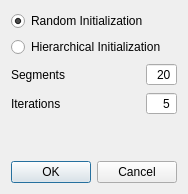
First picture: the form in Surface_mesh_approximation/demo/Surface_mesh_approximation/dialSettings.ui, repository rikba/cgal-public-dev, before the edit.
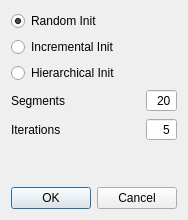
Second picture: the form after the edit.

Diff of the .ui file:
```diff
--- a/Surface_mesh_approximation/demo/Surface_mesh_approximation/dialSettings.ui
+++ b/Surface_mesh_approximation/demo/Surface_mesh_approximation/dialSettings.ui
@@ -20,17 +20,24 @@
    <item>
     <widget class="QRadioButton" name="InitRandom">
      <property name="text">
-      <string>Random Initialization</string>
+      <string>Random Init</string>
      </property>
      <property name="checked">
       <bool>true</bool>
      </property>
     </widget>
    </item>
+   <item>
+    <widget class="QRadioButton" name="InitIncremental">
+     <property name="text">
+      <string>Incremental Init</string>
+     </property>
+    </widget>
+   </item>
    <item>
     <widget class="QRadioButton" name="InitHierarchical">
      <property name="text">
-      <string>Hierarchical Initialization</string>
+      <string>Hierarchical Init</string>
      </property>
     </widget>
    </item>
```
